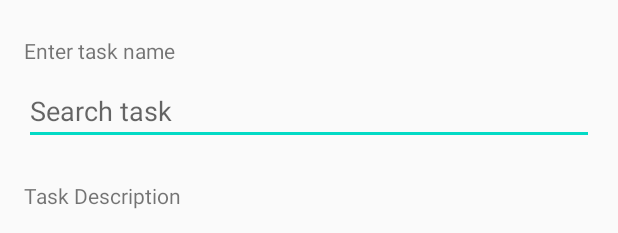
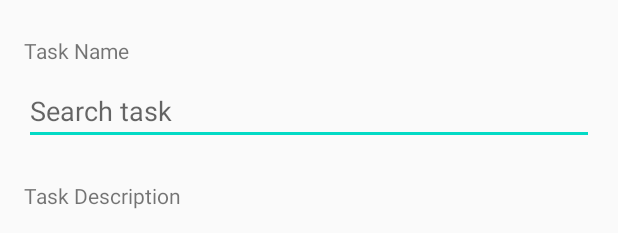
Before and after one commit to GoldyNajma/ToDolist, an Android app: the layout activity_show_task.xml on its own in the app's theme, with its tools: preview values and no code run, on a phone screen of 412 x 824 dp. Shown: the top 233 px of the screen. Run offline under Robolectric (Android 15) with nearby library versions, the phone set to English and light mode, and no system bars.

```diff
--- a/To-DoList/app/src/main/res/values/strings.xml
+++ b/To-DoList/app/src/main/res/values/strings.xml
@@ -4,7 +4,7 @@
     <string name="searchButtonText">SEARCH</string>
     <string name="newTaskButtonText">NEW TASK</string>
     <string name="deleteTaskButtonText">DELETE TASK</string>
-    <string name="taskNameTextViewText">Enter task name</string>
+    <string name="taskNameTextViewText">Task Name</string>
     <string name="doneButtonText">DONE</string>
     <string name="markAsCompleteCheckBoxText">Mark as complete</string>
     <string name="taskDescriptionTextViewText">Task Description</string>
```
